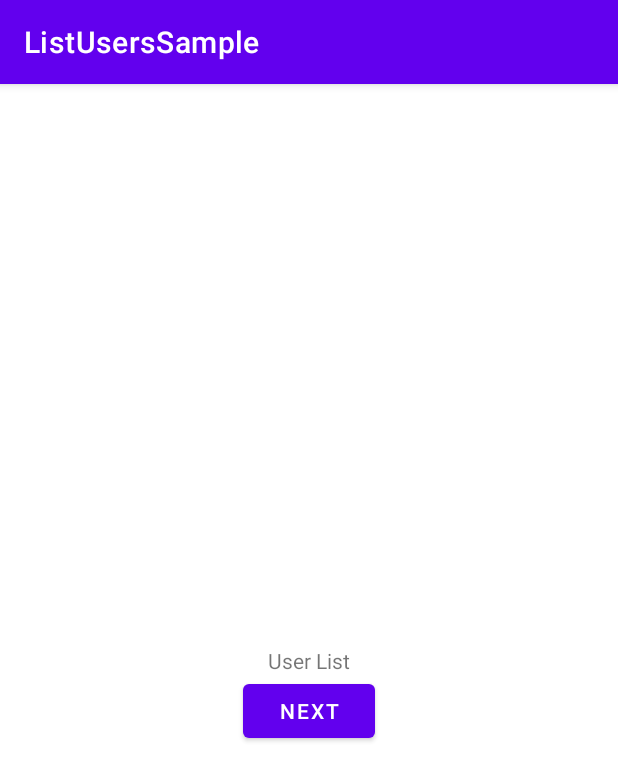
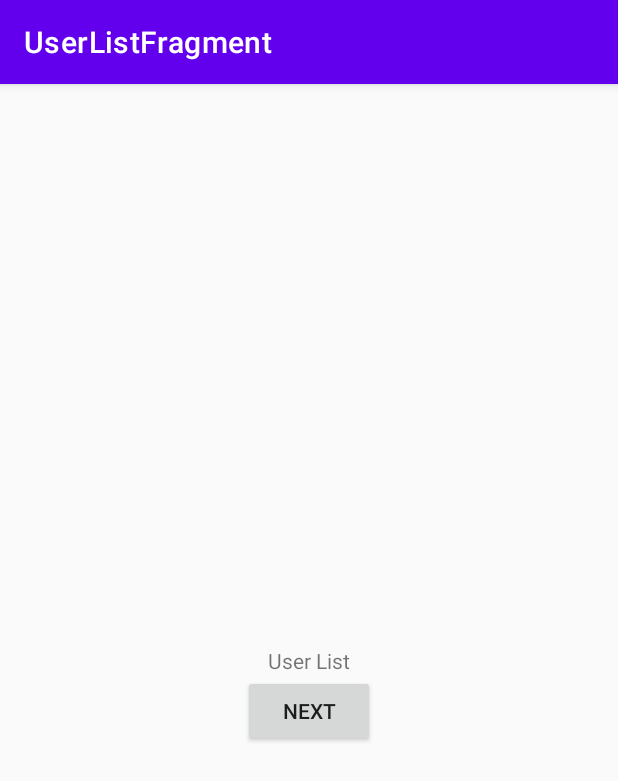
Before and after one commit to sonworks/list-users-sample-android, an Android app: the screen it shows after launch (MainActivity), on a phone screen of 412 x 824 dp. Shown: the top 781 px of the screen. Run offline under Robolectric (Android 15) with nearby library versions, the phone set to English and light mode, and no system bars; our stand-ins replace navigation-ui.

Commit message:
Add custom actionBar

```diff
--- a/app/src/main/java/com/example/listuserssample/MainActivity.kt
+++ b/app/src/main/java/com/example/listuserssample/MainActivity.kt
@@ -2,15 +2,32 @@ package com.example.listuserssample
 
 import android.os.Bundle
 import androidx.appcompat.app.AppCompatActivity
+import androidx.core.view.WindowCompat
+import androidx.navigation.findNavController
+import androidx.navigation.ui.AppBarConfiguration
+import androidx.navigation.ui.setupActionBarWithNavController
 import com.example.listuserssample.databinding.ActivityMainBinding
 
 class MainActivity : AppCompatActivity() {
 
+    private lateinit var appBarConfiguration: AppBarConfiguration
     private lateinit var binding: ActivityMainBinding
 
     override fun onCreate(savedInstanceState: Bundle?) {
+        WindowCompat.setDecorFitsSystemWindows(window, false)
         super.onCreate(savedInstanceState)
         binding = ActivityMainBinding.inflate(layoutInflater)
         setContentView(binding.root)
+
+        setSupportActionBar(binding.toolbar)
+        val navController = findNavController(R.id.nav_host)
+        appBarConfiguration = AppBarConfiguration(navController.graph)
+        setupActionBarWithNavController(navController, appBarConfiguration)
+    }
+
+    override fun onSupportNavigateUp(): Boolean {
+        val navController = findNavController(R.id.nav_host)
+        return navController.navigateUp() ||
+                super.onSupportNavigateUp()
     }
 }
--- a/app/src/main/res/layout/activity_main.xml
+++ b/app/src/main/res/layout/activity_main.xml
@@ -4,11 +4,26 @@
     xmlns:tools="http://schemas.android.com/tools"
     android:layout_width="match_parent"
     android:layout_height="match_parent"
+    android:fitsSystemWindows="true"
     tools:context=".MainActivity">
+
+    <com.google.android.material.appbar.AppBarLayout
+        android:layout_width="match_parent"
+        android:layout_height="wrap_content"
+        android:fitsSystemWindows="true">
+
+        <com.google.android.material.appbar.MaterialToolbar
+            android:id="@+id/toolbar"
+            style="@style/Widget.MaterialComponents.Toolbar.Primary"
+            android:layout_width="match_parent"
+            android:layout_height="?attr/actionBarSize"
+            android:theme="@style/Theme.Toolbar" />
+    </com.google.android.material.appbar.AppBarLayout>
 
     <androidx.constraintlayout.widget.ConstraintLayout
         android:layout_width="match_parent"
-        android:layout_height="match_parent">
+        android:layout_height="match_parent"
+        app:layout_behavior="@string/appbar_scrolling_view_behavior">
 
         <fragment
             android:id="@+id/nav_host"
--- a/app/src/main/res/values/themes.xml
+++ b/app/src/main/res/values/themes.xml
@@ -1,16 +1,13 @@
-<resources xmlns:tools="http://schemas.android.com/tools">
+<resources>
     <!-- Base application theme. -->
-    <style name="Theme.ListUsersSample" parent="Theme.MaterialComponents.DayNight.DarkActionBar">
-        <!-- Primary brand color. -->
+    <style name="Base.Theme.ListUsersSample" parent="Theme.MaterialComponents.DayNight.NoActionBar.Bridge">
         <item name="colorPrimary">@color/purple_500</item>
-        <item name="colorPrimaryVariant">@color/purple_700</item>
-        <item name="colorOnPrimary">@color/white</item>
-        <!-- Secondary brand color. -->
-        <item name="colorSecondary">@color/teal_200</item>
-        <item name="colorSecondaryVariant">@color/teal_700</item>
-        <item name="colorOnSecondary">@color/black</item>
-        <!-- Status bar color. -->
-        <item name="android:statusBarColor">?attr/colorPrimaryVariant</item>
-        <!-- Customize your theme here. -->
+    </style>
+
+    <!-- Application theme. -->
+    <style name="Theme.ListUsersSample" parent="Base.Theme.ListUsersSample" />
+
+    <style name="Theme.Toolbar" parent="ThemeOverlay.MaterialComponents.Toolbar.Primary">
+        <item name="colorOnPrimary">@android:color/white</item>
     </style>
 </resources>
```
